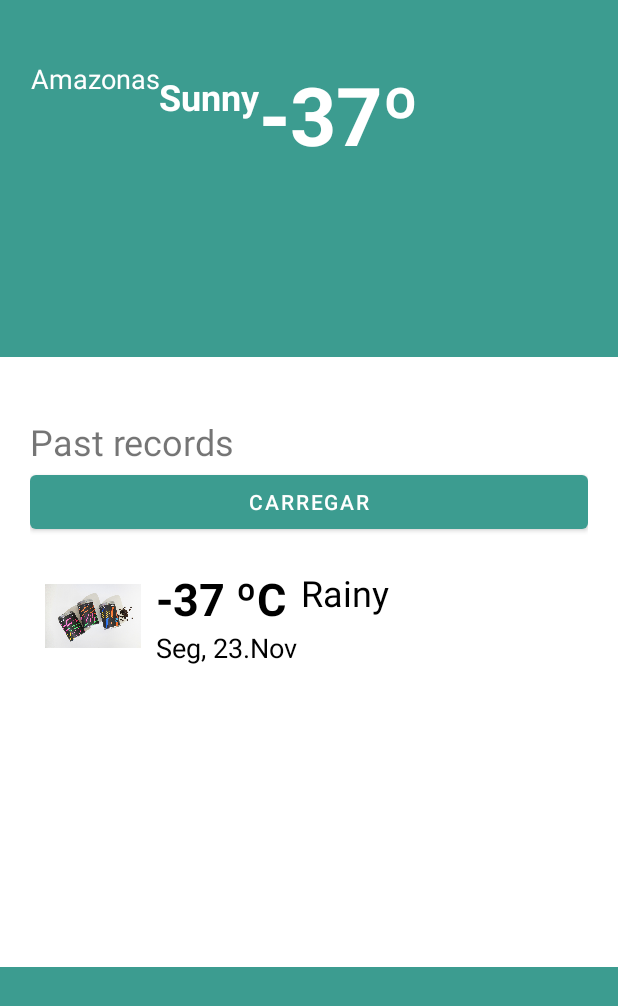
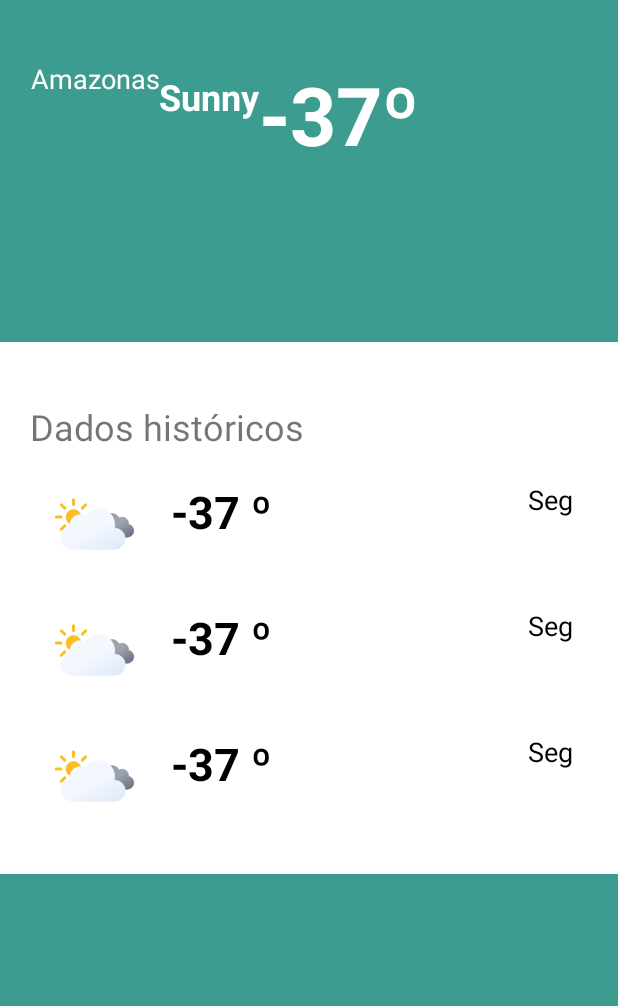
Before and after one commit to ysads/coffee-shop-kotlin, an Android app: the layout activity_weather_details.xml on its own in the app's theme, with its tools: preview values and no code run, on a phone screen of 412 x 824 dp. Shown: the top 1006 px of the screen. Run offline under Robolectric (Android 15) with nearby library versions, the light colour scheme and no system bars.

Commit message:
Connect data from weather database to WeatherDetailsActivity

```diff
--- a/app/src/main/res/layout/activity_weather_details.xml
+++ b/app/src/main/res/layout/activity_weather_details.xml
@@ -48,7 +48,7 @@
             android:orientation="vertical"
             android:paddingHorizontal="20dp"
             android:paddingTop="40dp"
-            android:paddingBottom="40dp"
+            android:paddingBottom="30dp"
             flex:alignItems="center"
             flex:flexDirection="column">
 
@@ -122,20 +122,14 @@
             android:padding="20dp">
 
             <TextView
-                android:id="@+id/randMsg"
                 android:layout_width="match_parent"
                 android:layout_height="wrap_content"
                 android:layout_marginTop="20dp"
-                android:text="Past records"
+                android:text="@string/weather_details_prev_records"
                 android:textSize="24sp" />
 
-            <Button
-                android:id="@+id/load"
-                android:layout_width="match_parent"
-                android:layout_height="wrap_content"
-                android:text="Carregar" />
-
             <androidx.recyclerview.widget.RecyclerView
+                android:id="@+id/pastWeatherList"
                 android:layout_width="match_parent"
                 android:layout_height="wrap_content"
                 android:layout_marginTop="10dp"
--- a/app/src/main/res/layout/list_weather.xml
+++ b/app/src/main/res/layout/list_weather.xml
@@ -2,55 +2,41 @@
 <com.google.android.flexbox.FlexboxLayout xmlns:android="http://schemas.android.com/apk/res/android"
     xmlns:flex="http://schemas.android.com/apk/res-auto"
     android:layout_width="match_parent"
-    android:layout_height="match_parent"
+    android:layout_height="wrap_content"
     android:orientation="horizontal"
     android:padding="10dp"
-    flex:justifyContent="space_between">
+    flex:justifyContent="space_between"
+    flex:alignItems="center">
 
     <ImageView
-        android:id="@+id/icon"
+        android:id="@+id/listIcon"
         android:layout_width="64dp"
         android:layout_height="64dp"
-        android:src="@drawable/img01" />
+        android:src="@drawable/ic__02"
+        flex:layout_flexShrink="0" />
 
-    <LinearLayout
-        android:layout_width="wrap_content"
-        android:layout_height="wrap_content"
-        android:layout_marginLeft="10dp"
-        android:orientation="vertical"
-        flex:layout_flexGrow="1">
-
-        <com.google.android.flexbox.FlexboxLayout
-            android:layout_width="wrap_content"
-            android:layout_height="wrap_content"
-            flex:alignItems="baseline">
-
-            <TextView
-                android:id="@+id/temperature"
-                android:layout_width="wrap_content"
-                android:layout_height="match_parent"
-                android:text="-37 ºC"
-                android:textColor="@color/black"
-                android:textSize="30dp"
-                android:textStyle="bold" />
-
-            <TextView
-                android:id="@+id/description"
-                android:layout_width="wrap_content"
-                android:layout_height="match_parent"
-                android:text="Rainy"
-                android:textColor="@color/black"
-                android:textSize="24dp"
-                android:layout_marginLeft="10dp"/>
-        </com.google.android.flexbox.FlexboxLayout>
+    <com.google.android.flexbox.FlexboxLayout
+        android:layout_width="match_parent"
+        android:layout_height="match_parent"
+        android:layout_marginStart="20dp"
+        flex:alignItems="center"
+        flex:justifyContent="space_between">
 
         <TextView
-            android:id="@+id/date"
-            android:layout_width="match_parent"
-            android:layout_height="wrap_content"
+            android:id="@+id/listTemperature"
+            android:layout_width="wrap_content"
+            android:layout_height="match_parent"
+            android:text="-37 º"
+            android:textColor="@color/black"
+            android:textSize="30dp"
+            android:textStyle="bold" />
+
+        <TextView
+            android:id="@+id/listDate"
+            android:layout_width="wrap_content"
+            android:layout_height="match_parent"
             android:text="Seg, 23.Nov"
             android:textColor="@color/black"
             android:textSize="18dp" />
-
-    </LinearLayout>
+    </com.google.android.flexbox.FlexboxLayout>
 </com.google.android.flexbox.FlexboxLayout>
--- a/app/src/main/res/values/strings.xml
+++ b/app/src/main/res/values/strings.xml
@@ -17,6 +17,7 @@
     <string name="weather_details_loading">Carregando...</string>
     <string name="weather_details_loading_failed">Falha ao carregar dados. Tente novamente.</string>
     <string name="weather_details_feels_like">Sensação: </string>
+    <string name="weather_details_prev_records">Dados históricos</string>
     <string name="main_activity_title">Produtos</string>
     <string name="main_activity_hello">Olá, </string>
     <string name="notification_title">Coffee shop</string>
```
Also changed, not shown: app/src/main/java/br/usp/ime/coffee_shop_kotlin/adapters/WeatherListAdapter.kt (added, +50 -0 lines), app/src/main/java/br/usp/ime/coffee_shop_kotlin/db/WeatherDatabase.kt (+10 -7 lines), app/src/main/java/br/usp/ime/coffee_shop_kotlin/domain/Weather.kt (+8 -0 lines), app/src/main/java/br/usp/ime/coffee_shop_kotlin/ui/WeatherDetailsActivity.kt (+13 -5 lines).
